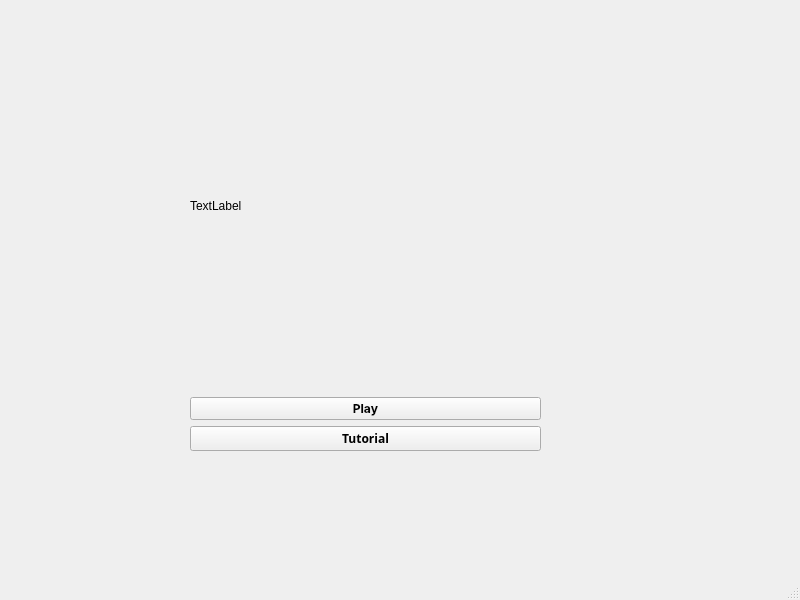
First picture: the form in mainwindow.ui, repository aishug18/GeoBreakerGame, before the edit.
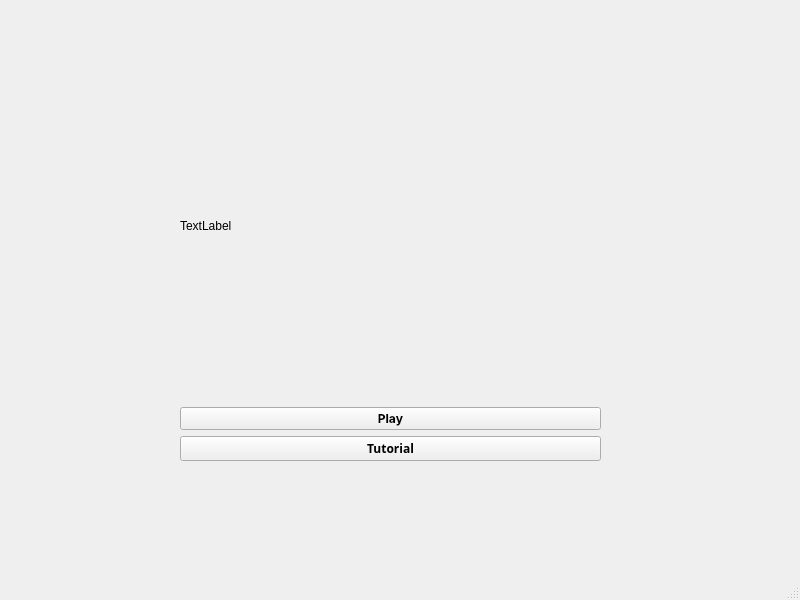
Second picture: the form after the edit.

Diff of the .ui file:
```diff
--- a/mainwindow.ui
+++ b/mainwindow.ui
@@ -17,16 +17,14 @@
    <widget class="QWidget" name="">
     <property name="geometry">
      <rect>
-      <x>190</x>
-      <y>20</y>
-      <width>351</width>
-      <height>431</height>
+      <x>180</x>
+      <y>50</y>
+      <width>421</width>
+      <height>411</height>
      </rect>
     </property>
     <layout class="QVBoxLayout" name="verticalLayout_2">
      <item>
-      <layout class="QVBoxLayout" name="verticalLayout">
-       <item>
         <widget class="QLabel" name="imageLabel">
          <property name="text">
           <string>TextLabel</string>
@@ -36,6 +34,8 @@
          </property>
         </widget>
        </item>
+     <item>
+      <layout class="QVBoxLayout" name="verticalLayout">
        <item>
         <widget class="QPushButton" name="play">
          <property name="font">
```
Lines whose indentation alone changed are shown as unchanged.
